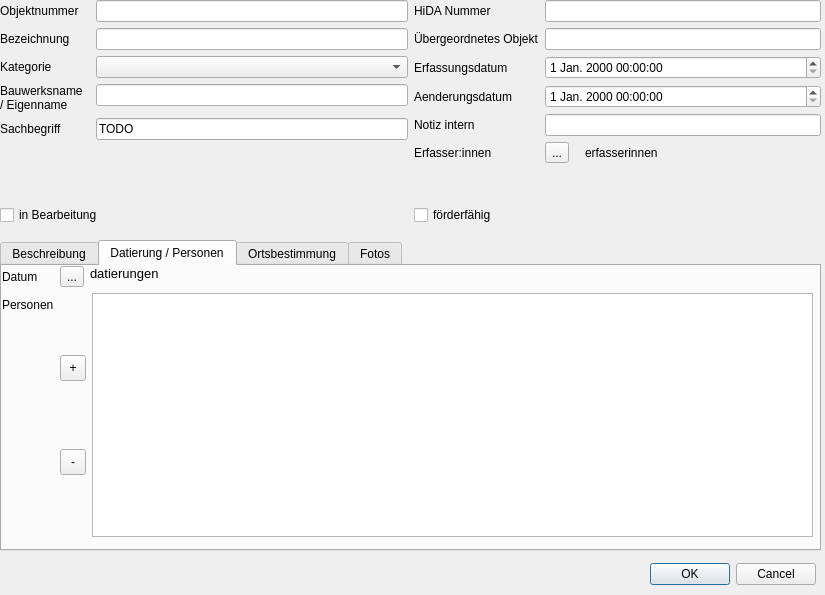
Above: LauQGIS_frontend/objektbereich_form.ui from LausitzBergbaukultur/LauGIS before the change. Below: the same form after it.
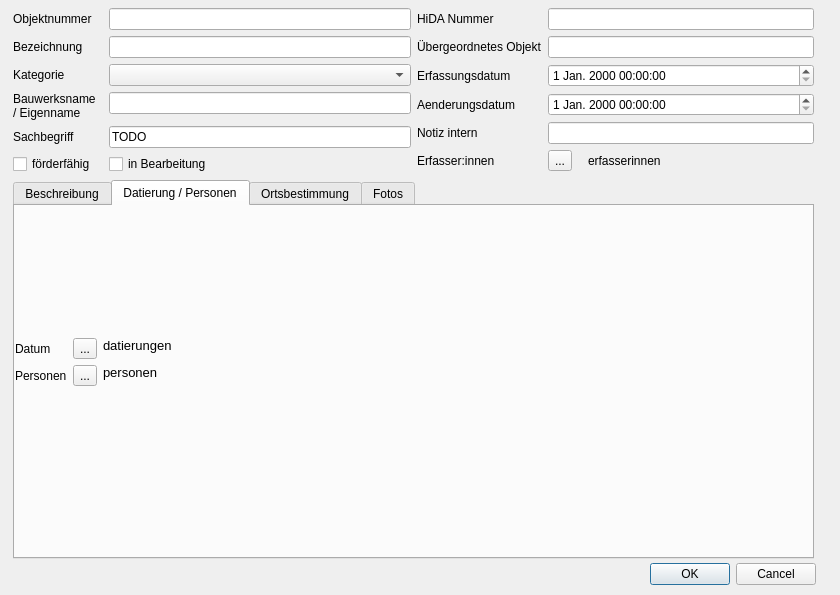
That is the form after the change. The open tabs and pages were chosen to show the change. Custom widgets are drawn as their Qt base class.

Commit message: implemented person workflow

Diff of the .ui file:
```diff
--- a/LauQGIS_frontend/objektbereich_form.ui
+++ b/LauQGIS_frontend/objektbereich_form.ui
@@ -6,7 +6,7 @@
    <rect>
     <x>0</x>
     <y>0</y>
-    <width>825</width>
+    <width>840</width>
     <height>595</height>
    </rect>
   </property>
@@ -56,15 +56,192 @@
     <set>QDialogButtonBox::Cancel|QDialogButtonBox::Ok</set>
    </property>
   </widget>
+  <widget class="QWidget" name="verticalLayoutWidget">
+   <property name="geometry">
+    <rect>
+     <x>13</x>
+     <y>8</y>
+     <width>801</width>
+     <height>551</height>
+    </rect>
+   </property>
+   <layout class="QVBoxLayout" name="verticalLayout">
+    <item>
+     <layout class="QHBoxLayout" name="TopRow">
+      <item>
+       <layout class="QFormLayout" name="TopLeftGrid">
+        <item row="0" column="0">
+         <widget class="QLabel" name="lbl_objnr">
+          <property name="text">
+           <string>Objektnummer</string>
+          </property>
+         </widget>
+        </item>
+        <item row="0" column="1">
+         <widget class="QLineEdit" name="objekt_nr"/>
+        </item>
+        <item row="1" column="0">
+         <widget class="QLabel" name="lbl_bezeichnung">
+          <property name="enabled">
+           <bool>true</bool>
+          </property>
+          <property name="text">
+           <string>Bezeichnung</string>
+          </property>
+         </widget>
+        </item>
+        <item row="1" column="1">
+         <widget class="QLineEdit" name="bezeichnung"/>
+        </item>
+        <item row="2" column="0">
+         <widget class="QLabel" name="label_4">
+          <property name="text">
+           <string>Kategorie</string>
+          </property>
+         </widget>
+        </item>
+        <item row="2" column="1">
+         <widget class="QComboBox" name="kategorie"/>
+        </item>
+        <item row="3" column="0">
+         <widget class="QLabel" name="label_3">
+          <property name="text">
+           <string>Bauwerksname / Eigenname</string>
+          </property>
+          <property name="wordWrap">
+           <bool>true</bool>
+          </property>
+         </widget>
+        </item>
+        <item row="3" column="1">
+         <widget class="QLineEdit" name="bauwerksname_eigenname"/>
+        </item>
+        <item row="4" column="0">
+         <widget class="QLabel" name="label">
+          <property name="text">
+           <string>Sachbegriff</string>
+          </property>
+         </widget>
+        </item>
+        <item row="4" column="1">
+         <widget class="QLineEdit" name="lineEdit">
+          <property name="text">
+           <string>TODO</string>
+          </property>
+         </widget>
+        </item>
+        <item row="5" column="1">
+         <layout class="QHBoxLayout" name="CheckBoxRow">
+          <item>
+           <widget class="QCheckBox" name="in_bearbeitung">
+            <property name="text">
+             <string>in Bearbeitung</string>
+            </property>
+           </widget>
+          </item>
+         </layout>
+        </item>
+        <item row="5" column="0">
+         <widget class="QCheckBox" name="foerderfaehig">
+          <property name="text">
+           <string>förderfähig</string>
+          </property>
+         </widget>
+        </item>
+       </layout>
+      </item>
+      <item>
+       <layout class="QFormLayout" name="TopRightGrid">
+        <item row="0" column="0">
+         <widget class="QLabel" name="label_7">
+          <property name="text">
+           <string>HiDA Nummer</string>
+          </property>
+         </widget>
+        </item>
+        <item row="0" column="1">
+         <widget class="QLineEdit" name="hida_nr"/>
+        </item>
+        <item row="2" column="0">
+         <widget class="QLabel" name="lbl_objnr_2">
+          <property name="text">
+           <string>Erfassungsdatum</string>
+          </property>
+         </widget>
+        </item>
+        <item row="2" column="1">
+         <widget class="QgsDateTimeEdit" name="erfassungsdatum"/>
+        </item>
+        <item row="3" column="0">
+         <widget class="QLabel" name="lbl_objnr_3">
+          <property name="text">
+           <string>Aenderungsdatum</string>
+          </property>
+         </widget>
+        </item>
+        <item row="3" column="1">
+         <widget class="QgsDateTimeEdit" name="aenderungsdatum"/>
+        </item>
+        <item row="4" column="0">
+         <widget class="QLabel" name="label_6">
+          <property name="text">
+           <string>Notiz intern</string>
+          </property>
+         </widget>
+        </item>
+        <item row="4" column="1">
+         <widget class="QLineEdit" name="notiz_intern"/>
+        </item>
+        <item row="5" column="0">
+         <widget class="QLabel" name="lbl_erfasser">
+          <property name="enabled">
+           <bool>true</bool>
+          </property>
+          <property name="text">
+           <string>Erfasser:innen</string>
+          </property>
+         </widget>
+        </item>
+        <item row="5" column="1">
+         <layout class="QHBoxLayout" name="horizontalLayout_2">
+          <item>
+           <widget class="QToolButton" name="btn_erfasser">
+            <property name="text">
+             <string>...</string>
+            </property>
+           </widget>
+          </item>
+          <item>
+           <widget class="QLabel" name="lbl_return_erfasser">
+            <property name="text">
+             <string>erfasserinnen</string>
+            </property>
+            <property name="wordWrap">
+             <bool>true</bool>
+            </property>
+            <property name="indent">
+             <number>10</number>
+            </property>
+           </widget>
+          </item>
+         </layout>
+        </item>
+        <item row="1" column="0">
+         <widget class="QLabel" name="label_20">
+          <property name="text">
+           <string>Übergeordnetes Objekt</string>
+          </property>
+         </widget>
+        </item>
+        <item row="1" column="1">
+         <widget class="QLineEdit" name="ref_objekt_id"/>
+        </item>
+       </layout>
+      </item>
+     </layout>
+    </item>
+    <item>
   <widget class="QTabWidget" name="BottomRow_Tabs">
-   <property name="geometry">
-    <rect>
-     <x>0</x>
-     <y>240</y>
-     <width>821</width>
-     <height>311</height>
-    </rect>
-   </property>
    <property name="currentIndex">
     <number>1</number>
    </property>
@@ -147,8 +324,8 @@
       <rect>
        <x>0</x>
        <y>0</y>
-       <width>811</width>
-       <height>271</height>
+          <width>791</width>
+          <height>311</height>
       </rect>
      </property>
      <layout class="QFormLayout" name="formLayout_4">
@@ -212,40 +389,34 @@
       <item row="1" column="1">
        <layout class="QHBoxLayout" name="horizontalLayout_3">
         <item>
-         <layout class="QVBoxLayout" name="verticalLayout_2">
-          <item>
-           <widget class="QToolButton" name="btn_person_add">
-            <property name="minimumSize">
-             <size>
-              <width>26</width>
-              <height>26</height>
-             </size>
-            </property>
+            <widget class="QToolButton" name="btn_personen">
             <property name="text">
-             <string>+</string>
+              <string>...</string>
             </property>
            </widget>
           </item>
           <item>
-           <widget class="QToolButton" name="btn_person_del">
-            <property name="minimumSize">
-             <size>
-              <width>26</width>
-              <height>26</height>
-             </size>
+            <widget class="QLabel" name="lbl_return_personen">
+             <property name="font">
+              <font>
+               <pointsize>10</pointsize>
+               <weight>50</weight>
+               <bold>false</bold>
+              </font>
             </property>
             <property name="text">
-             <string>-</string>
-            </property>
-            <property name="toolButtonStyle">
-             <enum>Qt::ToolButtonFollowStyle</enum>
-            </property>
-           </widget>
-          </item>
-         </layout>
-        </item>
-        <item>
-         <widget class="QTableWidget" name="personen"/>
+              <string>personen</string>
+             </property>
+             <property name="textFormat">
+              <enum>Qt::PlainText</enum>
+             </property>
+             <property name="alignment">
+              <set>Qt::AlignLeading|Qt::AlignLeft|Qt::AlignTop</set>
+             </property>
+             <property name="wordWrap">
+              <bool>false</bool>
+             </property>
+            </widget>
         </item>
        </layout>
       </item>
@@ -386,200 +557,9 @@
     </widget>
    </widget>
   </widget>
-  <widget class="QWidget" name="horizontalLayoutWidget">
-   <property name="geometry">
-    <rect>
-     <x>0</x>
-     <y>0</y>
-     <width>821</width>
-     <height>198</height>
-    </rect>
-   </property>
-   <layout class="QHBoxLayout" name="TopRow">
-    <item>
-     <layout class="QFormLayout" name="TopLeftGrid">
-      <item row="0" column="0">
-       <widget class="QLabel" name="lbl_objnr">
-        <property name="text">
-         <string>Objektnummer</string>
-        </property>
-       </widget>
-      </item>
-      <item row="0" column="1">
-       <widget class="QLineEdit" name="objekt_nr"/>
-      </item>
-      <item row="1" column="0">
-       <widget class="QLabel" name="lbl_bezeichnung">
-        <property name="enabled">
-         <bool>true</bool>
-        </property>
-        <property name="text">
-         <string>Bezeichnung</string>
-        </property>
-       </widget>
-      </item>
-      <item row="1" column="1">
-       <widget class="QLineEdit" name="bezeichnung"/>
-      </item>
-      <item row="2" column="0">
-       <widget class="QLabel" name="label_4">
-        <property name="text">
-         <string>Kategorie</string>
-        </property>
-       </widget>
-      </item>
-      <item row="2" column="1">
-       <widget class="QComboBox" name="kategorie"/>
-      </item>
-      <item row="3" column="0">
-       <widget class="QLabel" name="label_3">
-        <property name="text">
-         <string>Bauwerksname / Eigenname</string>
-        </property>
-        <property name="wordWrap">
-         <bool>true</bool>
-        </property>
-       </widget>
-      </item>
-      <item row="3" column="1">
-       <widget class="QLineEdit" name="bauwerksname_eigenname"/>
-      </item>
-      <item row="4" column="0">
-       <widget class="QLabel" name="label">
-        <property name="text">
-         <string>Sachbegriff</string>
-        </property>
-       </widget>
-      </item>
-      <item row="4" column="1">
-       <widget class="QLineEdit" name="lineEdit">
-        <property name="text">
-         <string>TODO</string>
-        </property>
-       </widget>
-      </item>
-     </layout>
-    </item>
-    <item>
-     <layout class="QFormLayout" name="TopRightGrid">
-      <item row="0" column="0">
-       <widget class="QLabel" name="label_7">
-        <property name="text">
-         <string>HiDA Nummer</string>
-        </property>
-       </widget>
-      </item>
-      <item row="0" column="1">
-       <widget class="QLineEdit" name="hida_nr"/>
-      </item>
-      <item row="2" column="0">
-       <widget class="QLabel" name="lbl_objnr_2">
-        <property name="text">
-         <string>Erfassungsdatum</string>
-        </property>
-       </widget>
-      </item>
-      <item row="2" column="1">
-       <widget class="QgsDateTimeEdit" name="erfassungsdatum"/>
-      </item>
-      <item row="3" column="0">
-       <widget class="QLabel" name="lbl_objnr_3">
-        <property name="text">
-         <string>Aenderungsdatum</string>
-        </property>
-       </widget>
-      </item>
-      <item row="3" column="1">
-       <widget class="QgsDateTimeEdit" name="aenderungsdatum"/>
-      </item>
-      <item row="4" column="0">
-       <widget class="QLabel" name="label_6">
-        <property name="text">
-         <string>Notiz intern</string>
-        </property>
-       </widget>
-      </item>
-      <item row="4" column="1">
-       <widget class="QLineEdit" name="notiz_intern"/>
-      </item>
-      <item row="5" column="0">
-       <widget class="QLabel" name="lbl_erfasser">
-        <property name="enabled">
-         <bool>true</bool>
-        </property>
-        <property name="text">
-         <string>Erfasser:innen</string>
-        </property>
-       </widget>
-      </item>
-      <item row="5" column="1">
-       <layout class="QHBoxLayout" name="horizontalLayout_2">
-        <item>
-         <widget class="QToolButton" name="btn_erfasser">
-          <property name="text">
-           <string>...</string>
-          </property>
-         </widget>
-        </item>
-        <item>
-         <widget class="QLabel" name="lbl_return_erfasser">
-          <property name="text">
-           <string>erfasserinnen</string>
-          </property>
-          <property name="wordWrap">
-           <bool>true</bool>
-          </property>
-          <property name="indent">
-           <number>10</number>
-          </property>
-         </widget>
-        </item>
-       </layout>
-      </item>
-      <item row="1" column="0">
-       <widget class="QLabel" name="label_20">
-        <property name="text">
-         <string>Übergeordnetes Objekt</string>
-        </property>
-       </widget>
-      </item>
-      <item row="1" column="1">
-       <widget class="QLineEdit" name="ref_objekt_id"/>
-      </item>
-     </layout>
-    </item>
-   </layout>
-  </widget>
-  <widget class="QWidget" name="horizontalLayoutWidget_2">
-   <property name="geometry">
-    <rect>
-     <x>0</x>
-     <y>200</y>
-     <width>821</width>
-     <height>31</height>
-    </rect>
-   </property>
-   <layout class="QHBoxLayout" name="CheckBoxRow">
-    <item>
-     <widget class="QCheckBox" name="in_bearbeitung">
-      <property name="text">
-       <string>in Bearbeitung</string>
-      </property>
-     </widget>
-    </item>
-    <item>
-     <widget class="QCheckBox" name="foerderfaehig">
-      <property name="text">
-       <string>förderfähig</string>
-      </property>
-     </widget>
-    </item>
-   </layout>
-  </widget>
-  <zorder>BottomRow_Tabs</zorder>
-  <zorder>horizontalLayoutWidget</zorder>
-  <zorder>horizontalLayoutWidget_2</zorder>
-  <zorder>buttonBox</zorder>
+    </item>
+   </layout>
+  </widget>
  </widget>
  <customwidgets>
   <customwidget>
```
Left out of the diff: 14 changed lines with no effect on the pictures. Lines whose indentation alone changed are shown as unchanged. The commit also changes 8 other files.
